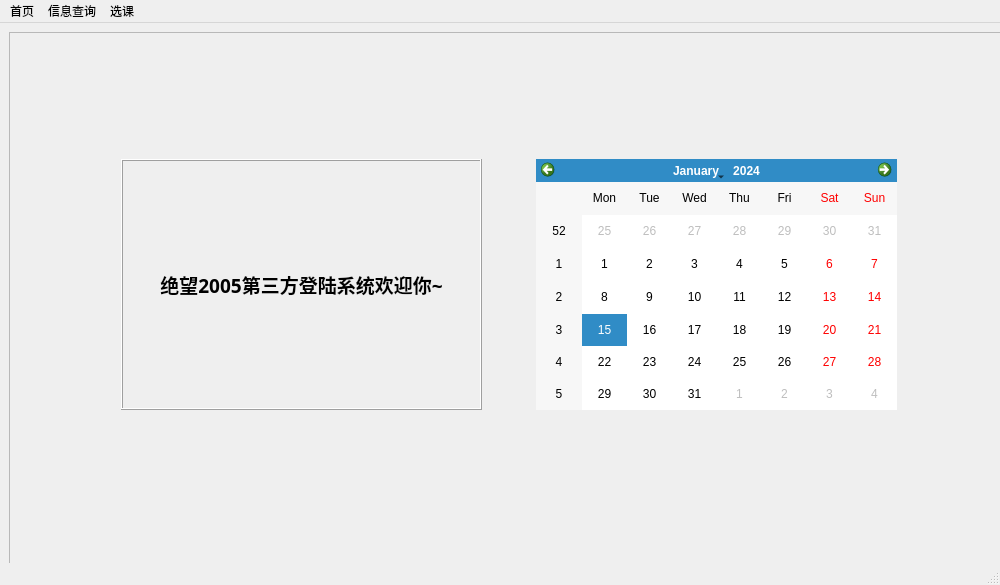
Above: BrowerserWidgetMainPageQt.ui from chenzhutian/myClientPyQt before the change. Below: the same form after it.
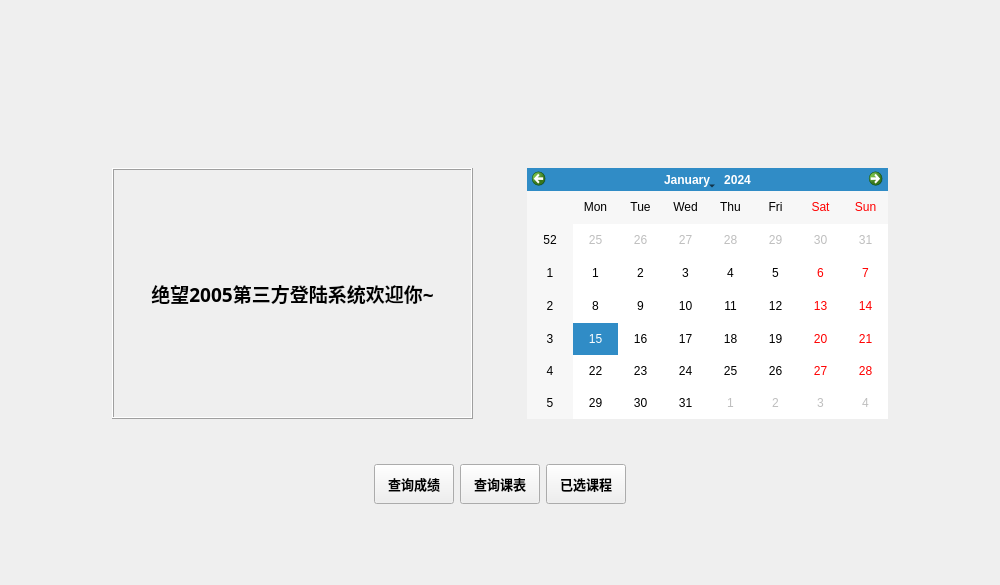
That is the form after the change. The open tabs and pages were chosen to show the change. Icons and pictures are not drawn.

```diff
--- a/BrowerserWidgetMainPageQt.ui
+++ b/BrowerserWidgetMainPageQt.ui
@@ -42,7 +42,7 @@
    <property name="minimumSize">
     <size>
      <width>1000</width>
-     <height>540</height>
+     <height>562</height>
     </size>
    </property>
    <property name="maximumSize">
@@ -63,7 +63,7 @@
       <property name="minimumSize">
        <size>
         <width>1000</width>
-        <height>540</height>
+        <height>562</height>
        </size>
       </property>
       <property name="maximumSize">
@@ -81,30 +81,15 @@
       <widget class="QWidget" name="mainPage">
        <property name="minimumSize">
         <size>
-         <width>1000</width>
-         <height>540</height>
+         <width>995</width>
+         <height>562</height>
         </size>
-       </property>
-       <layout class="QGridLayout" name="gridLayout">
-        <item row="0" column="0">
-         <widget class="QFrame" name="mainFrame">
-          <property name="minimumSize">
-           <size>
-            <width>1000</width>
-            <height>540</height>
-           </size>
-          </property>
-          <property name="frameShape">
-           <enum>QFrame::StyledPanel</enum>
-          </property>
-          <property name="frameShadow">
-           <enum>QFrame::Raised</enum>
           </property>
           <layout class="QVBoxLayout" name="verticalLayout">
            <item>
-            <layout class="QHBoxLayout" name="horizontalLayout_3">
+         <layout class="QHBoxLayout" name="horizontalLayout_9">
              <item>
-              <spacer name="horizontalSpacer_2">
+           <spacer name="horizontalSpacer_4">
                <property name="orientation">
                 <enum>Qt::Horizontal</enum>
                </property>
@@ -120,7 +105,7 @@
               </spacer>
              </item>
              <item>
-              <widget class="QLabel" name="schoolLogolabel">
+           <widget class="QLabel" name="schoolLogolabel_2">
                <property name="sizePolicy">
                 <sizepolicy hsizetype="Fixed" vsizetype="Fixed">
                  <horstretch>0</horstretch>
@@ -148,7 +133,7 @@
               </widget>
              </item>
              <item>
-              <spacer name="horizontalSpacer_3">
+           <spacer name="horizontalSpacer_5">
                <property name="orientation">
                 <enum>Qt::Horizontal</enum>
                </property>
@@ -184,7 +169,7 @@
            <item>
             <layout class="QHBoxLayout" name="horizontalLayout">
              <item>
-              <spacer name="horizontalSpacer_5">
+           <spacer name="horizontalSpacer_15">
                <property name="orientation">
                 <enum>Qt::Horizontal</enum>
                </property>
@@ -268,7 +253,7 @@
               </widget>
              </item>
              <item>
-              <spacer name="horizontalSpacer_4">
+           <spacer name="horizontalSpacer_17">
                <property name="orientation">
                 <enum>Qt::Horizontal</enum>
                </property>
@@ -285,21 +270,154 @@
              </item>
             </layout>
            </item>
+        <item>
+         <spacer name="verticalSpacer_8">
+          <property name="orientation">
+           <enum>Qt::Vertical</enum>
+          </property>
+          <property name="sizeType">
+           <enum>QSizePolicy::Fixed</enum>
+          </property>
+          <property name="sizeHint" stdset="0">
+           <size>
+            <width>20</width>
+            <height>18</height>
+           </size>
+          </property>
+         </spacer>
+        </item>
+        <item>
+         <layout class="QHBoxLayout" name="horizontalLayout_4">
+          <item>
+           <spacer name="horizontalSpacer_2">
+            <property name="orientation">
+             <enum>Qt::Horizontal</enum>
+            </property>
+            <property name="sizeType">
+             <enum>QSizePolicy::Expanding</enum>
+            </property>
+            <property name="sizeHint" stdset="0">
+             <size>
+              <width>40</width>
+              <height>20</height>
+             </size>
+            </property>
+           </spacer>
+          </item>
+          <item>
+           <widget class="QPushButton" name="cjPushButton">
+            <property name="sizePolicy">
+             <sizepolicy hsizetype="Fixed" vsizetype="Fixed">
+              <horstretch>0</horstretch>
+              <verstretch>0</verstretch>
+             </sizepolicy>
+            </property>
+            <property name="minimumSize">
+             <size>
+              <width>75</width>
+              <height>40</height>
+             </size>
+            </property>
+            <property name="font">
+             <font>
+              <family>微软雅黑</family>
+              <pointsize>10</pointsize>
+              <weight>75</weight>
+              <bold>true</bold>
+             </font>
+            </property>
+            <property name="text">
+             <string>查询成绩</string>
+            </property>
+           </widget>
+          </item>
+          <item>
+           <widget class="QPushButton" name="kbPushButton">
+            <property name="sizePolicy">
+             <sizepolicy hsizetype="Fixed" vsizetype="Fixed">
+              <horstretch>0</horstretch>
+              <verstretch>0</verstretch>
+             </sizepolicy>
+            </property>
+            <property name="minimumSize">
+             <size>
+              <width>75</width>
+              <height>40</height>
+             </size>
+            </property>
+            <property name="font">
+             <font>
+              <family>微软雅黑</family>
+              <pointsize>10</pointsize>
+              <weight>75</weight>
+              <bold>true</bold>
+             </font>
+            </property>
+            <property name="text">
+             <string>查询课表</string>
+            </property>
+           </widget>
+          </item>
+          <item>
+           <widget class="QPushButton" name="yxkcPushButton">
+            <property name="sizePolicy">
+             <sizepolicy hsizetype="Fixed" vsizetype="Fixed">
+              <horstretch>0</horstretch>
+              <verstretch>0</verstretch>
+             </sizepolicy>
+            </property>
+            <property name="minimumSize">
+             <size>
+              <width>75</width>
+              <height>40</height>
+             </size>
+            </property>
+            <property name="font">
+             <font>
+              <family>微软雅黑</family>
+              <pointsize>10</pointsize>
+              <weight>75</weight>
+              <bold>true</bold>
+             </font>
+            </property>
+            <property name="text">
+             <string>已选课程</string>
+            </property>
+           </widget>
+          </item>
+          <item>
+           <spacer name="horizontalSpacer_3">
+            <property name="orientation">
+             <enum>Qt::Horizontal</enum>
+            </property>
+            <property name="sizeType">
+             <enum>QSizePolicy::Expanding</enum>
+            </property>
+            <property name="sizeHint" stdset="0">
+             <size>
+              <width>40</width>
+              <height>20</height>
+             </size>
+            </property>
+           </spacer>
+          </item>
+         </layout>
+        </item>
            <item>
             <spacer name="verticalSpacer">
              <property name="orientation">
               <enum>Qt::Vertical</enum>
              </property>
+          <property name="sizeType">
+           <enum>QSizePolicy::Preferred</enum>
+          </property>
              <property name="sizeHint" stdset="0">
               <size>
                <width>20</width>
-               <height>175</height>
+            <height>50</height>
               </size>
              </property>
             </spacer>
-           </item>
-          </layout>
-         </widget>
         </item>
        </layout>
       </widget>
@@ -578,7 +696,7 @@
               <item>
                <layout class="QHBoxLayout" name="horizontalLayout_6">
                 <item>
-                 <layout class="QHBoxLayout" name="horizontalLayout_4">
+           <layout class="QHBoxLayout" name="horizontalLayout_17">
                   <item>
                    <widget class="QLabel" name="xnOpptionLabel">
                     <property name="sizePolicy">
@@ -1261,8 +1379,14 @@
              <property name="title">
               <string>已选课程</string>
              </property>
-             <layout class="QVBoxLayout" name="verticalLayout_12">
-              <item>
+          <layout class="QGridLayout" name="gridLayout">
+           <property name="margin">
+            <number>0</number>
+           </property>
+           <property name="spacing">
+            <number>0</number>
+           </property>
+           <item row="0" column="0">
                <widget class="QTableView" name="yxkcTableView">
                 <property name="minimumSize">
                  <size>
@@ -1284,41 +1408,6 @@
     </item>
    </layout>
   </widget>
-  <widget class="QStatusBar" name="statusBar"/>
-  <widget class="QMenuBar" name="BrowerserMenuBar">
-   <property name="geometry">
-    <rect>
-     <x>0</x>
-     <y>0</y>
-     <width>1000</width>
-     <height>23</height>
-    </rect>
-   </property>
-   <widget class="QMenu" name="xyMenu">
-    <property name="title">
-     <string>信息查询</string>
-    </property>
-    <addaction name="cjAction"/>
-    <addaction name="kbAction"/>
-   </widget>
-   <widget class="QMenu" name="xkMenu">
-    <property name="title">
-     <string>选课</string>
-    </property>
-    <addaction name="xsxkAction"/>
-   </widget>
-   <widget class="QMenu" name="syMenu">
-    <property name="title">
-     <string>首页</string>
-    </property>
-    <addaction name="zyAction"/>
-    <addaction name="separator"/>
-    <addaction name="logoutAction"/>
-   </widget>
-   <addaction name="syMenu"/>
-   <addaction name="xyMenu"/>
-   <addaction name="xkMenu"/>
-  </widget>
   <action name="cjAction">
    <property name="text">
     <string>成绩查询</string>
```
Left out of the diff: 261 changed lines with no effect on the pictures. Lines whose indentation alone changed are shown as unchanged.
